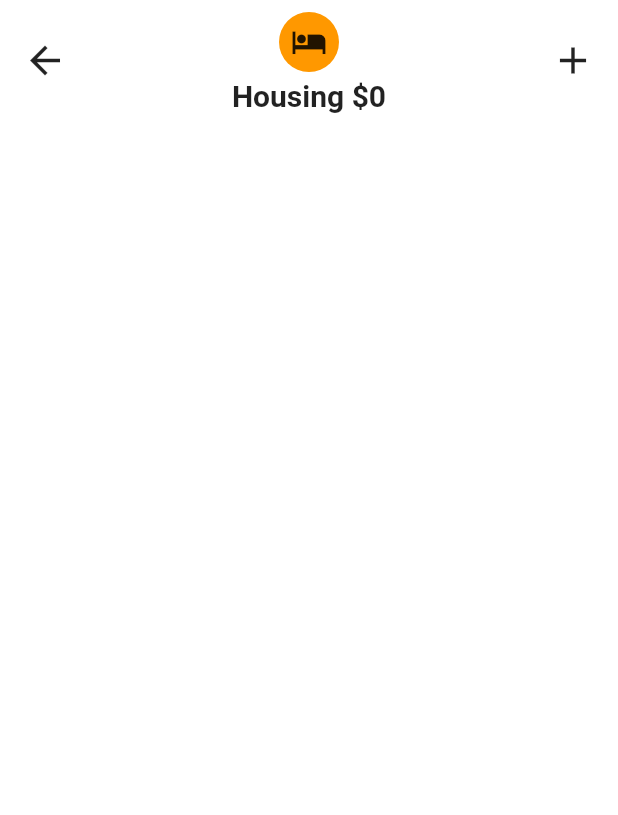
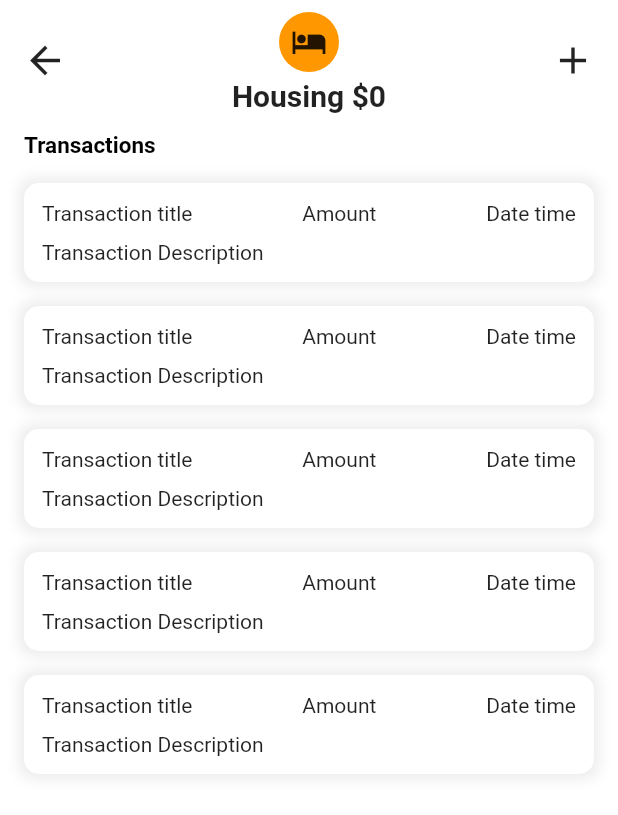
Before and after one commit to James020118/Budget-Planner, a Flutter app: the screen it shows after launch, after a tap on "Housing", on a phone screen of 412 x 824 dp. Shown: the top 815 px of the screen. Run offline on Flutter 3.47's test engine with Material 2 defaults, Android fonts, the phone set to English and light mode, and no system bars.

Commit message:
detail page update

```diff
--- /dev/null
+++ b/lib/DetailCard.dart
@@ -0,0 +1,51 @@
+import 'package:flutter/material.dart';
+
+class DetailCard extends StatefulWidget {
+  @override
+  _DetailCardState createState() => _DetailCardState();
+}
+
+class _DetailCardState extends State<DetailCard> {
+  @override
+  Widget build(BuildContext context) {
+    return Padding(
+      padding: const EdgeInsets.symmetric(
+        horizontal: 16,
+        vertical: 8,
+      ),
+      child: Container(
+        decoration: BoxDecoration(
+          color: Colors.white,
+          borderRadius: BorderRadius.circular(10),
+          boxShadow: [
+            BoxShadow(
+              color: Colors.grey.withOpacity(0.2),
+              spreadRadius: 3,
+              blurRadius: 7,
+            ),
+          ],
+        ),
+        child: Padding(
+          padding: const EdgeInsets.all(12.0),
+          child: Column(
+            crossAxisAlignment: CrossAxisAlignment.start,
+            children: <Widget>[
+              Row(
+                mainAxisAlignment: MainAxisAlignment.spaceBetween,
+                children: <Widget>[
+                  Text("Transaction title"),
+                  Text("Amount"),
+                  Text("Date time"),
+                ],
+              ),
+              SizedBox(
+                height: 10,
+              ),
+              Text("Transaction Description"),
+            ],
+          ),
+        ),
+      ),
+    );
+  }
+}
--- /dev/null
+++ b/lib/ExpenseDetail.dart
@@ -0,0 +1,8 @@
+class ExpenseDetail {
+  String title;
+  int amount;
+  DateTime t;
+  String description;
+
+  ExpenseDetail(this.title, this.amount, this.t, this.description);
+}
--- a/lib/Pages/ExpenseDetailPage.dart
+++ b/lib/Pages/ExpenseDetailPage.dart
@@ -1,5 +1,6 @@
 import 'package:budget_planner/ExpenseCategory.dart';
 import 'package:flutter/material.dart';
+import 'package:budget_planner/DetailCard.dart';
 
 class ExpenseDetailPage extends StatefulWidget {
   final ExpenseCategory expense;
@@ -16,6 +17,42 @@ class _ExpenseDetailPageState extends State<ExpenseDetailPage> {
     return Scaffold(
       backgroundColor: Colors.white,
       appBar: _getCustomAppBar(context, widget.expense),
+      body: SafeArea(
+        child: Column(
+          crossAxisAlignment: CrossAxisAlignment.start,
+          children: <Widget>[
+            Padding(
+              padding: const EdgeInsets.symmetric(
+                horizontal: 16,
+                vertical: 8,
+              ),
+              child: Row(
+                children: <Widget>[
+                  Text(
+                    "Transactions",
+                    style: TextStyle(
+                      fontSize: 15,
+                      color: Colors.black,
+                      fontWeight: FontWeight.bold,
+                    ),
+                  ),
+                ],
+              ),
+            ),
+            Expanded(
+              child: ListView.builder(
+                itemBuilder: (context, index) {
+                  return GestureDetector(
+                    onTap: () {},
+                    child: DetailCard(),
+                  );
+                },
+                itemCount: 5,
+              ),
+            ),
+          ],
+        ),
+      ),
     );
   }
 }
--- a/lib/Pages/HomePage.dart
+++ b/lib/Pages/HomePage.dart
@@ -38,7 +38,139 @@ class _HomePageState extends State<HomePage> {
     }
   }
 
-  Future<int> createBudgetDialog(BuildContext context) {
+  @override
+  Widget build(BuildContext context) {
+    return Scaffold(
+      backgroundColor: Colors.white,
+      body: SafeArea(
+        child: Column(
+          crossAxisAlignment: CrossAxisAlignment.start,
+          children: <Widget>[
+            Padding(
+              padding: const EdgeInsets.symmetric(vertical: 12),
+              child: Center(
+                child: Text(
+                  "Budget Planner",
+                  style: TextStyle(
+                    fontSize: 25,
+                    fontWeight: FontWeight.bold,
+                  ),
+                ),
+              ),
+            ),
+            Padding(
+              padding: const EdgeInsets.symmetric(horizontal: 16),
+              child: Row(
+                mainAxisAlignment: MainAxisAlignment.spaceBetween,
+                children: <Widget>[
+                  RichText(
+                    text: TextSpan(
+                      text: "\$$totalExpense",
+                      style: TextStyle(
+                        fontSize: 25,
+                        color: Colors.black,
+                        fontWeight: FontWeight.bold,
+                      ),
+                      children: [
+                        TextSpan(
+                          text: " / \$$totalBudget",
+                          style: TextStyle(
+                            fontSize: 15,
+                            color: Colors.grey,
+                            fontWeight: FontWeight.bold,
+                          ),
+                        ),
+                      ],
+                    ),
+                  ),
+                  RaisedButton(
+                    shape: RoundedRectangleBorder(
+                      borderRadius: BorderRadius.circular(18.0),
+                      side: BorderSide(color: Colors.blue),
+                    ),
+                    color: Colors.white,
+                    onPressed: () {
+                      _createBudgetDialog(context).then((value) {
+                        setState(() {
+                          if (value != null) {
+                            totalBudget = value;
+                          }
+                        });
+                      });
+                    },
+                    child: Text(
+                      "Modify Budget",
+                      style: TextStyle(
+                        color: Colors.blue,
+                      ),
+                    ),
+                  )
+                ],
+              ),
+            ),
+            Padding(
+              padding: const EdgeInsets.symmetric(
+                horizontal: 16,
+                vertical: 10,
+              ),
+              child: Text(
+                "Details",
+                style: TextStyle(
+                  fontSize: 15,
+                  fontWeight: FontWeight.bold,
+                ),
+              ),
+            ),
+            Expanded(
+              child: ListView.builder(
+                itemBuilder: (context, index) {
+                  return GestureDetector(
+                    onTap: () {
+                      Navigator.push(
+                        context,
+                        MaterialPageRoute(
+                          builder: (context) => ExpenseDetailPage(
+                            expense: categoryList[index],
+                          ),
+                        ),
+                      );
+                    },
+                    child: ExpenseCard(
+                      categoryList: categoryList,
+                      index: index,
+                    ),
+                  );
+                },
+                itemCount: categoryList.length,
+              ),
+            ),
+            Padding(
+              padding: const EdgeInsets.symmetric(vertical: 10),
+              child: Center(
+                child: RaisedButton(
+                  shape: RoundedRectangleBorder(
+                    borderRadius: BorderRadius.circular(18.0),
+                    side: BorderSide(color: Colors.blue),
+                  ),
+                  onPressed: () {},
+                  color: Colors.white,
+                  child: Text(
+                    "Add Category",
+                    style: TextStyle(
+                      color: Colors.blue,
+                    ),
+                  ),
+                ),
+              ),
+            ),
+          ],
+        ),
+      ),
+    );
+  }
+}
+
+Future<int> _createBudgetDialog(BuildContext context) {
   TextEditingController myController = TextEditingController();
   return showDialog(
       context: context,
@@ -140,134 +272,3 @@ class _HomePageState extends State<HomePage> {
         );
       });
 }
-
-  @override
-  Widget build(BuildContext context) {
-    return Scaffold(
-      backgroundColor: Colors.white,
-      body: SafeArea(
-        child: Column(
-          crossAxisAlignment: CrossAxisAlignment.start,
-          children: <Widget>[
-            Padding(
-              padding: const EdgeInsets.symmetric(vertical: 12),
-              child: Center(
-                child: Text(
-                  "Budget Planner",
-                  style: TextStyle(
-                    fontSize: 25,
-                    fontWeight: FontWeight.bold,
-                  ),
-                ),
-              ),
-            ),
-            Padding(
-              padding: const EdgeInsets.symmetric(horizontal: 16),
-              child: Row(
-                mainAxisAlignment: MainAxisAlignment.spaceBetween,
-                children: <Widget>[
-                  Text(
-                    "\$$totalExpense / \$$totalBudget",
-                    style: TextStyle(
-                      fontSize: 25,
-                      fontWeight: FontWeight.bold,
-                    ),
-                  ),
-                  RaisedButton(
-                    shape: RoundedRectangleBorder(
-                      borderRadius: BorderRadius.circular(18.0),
-                      side: BorderSide(color: Colors.blue),
-                    ),
-                    color: Colors.white,
-                    onPressed: () {
-                      createBudgetDialog(context).then((value) {
-                        setState(() {
-                          if (value != null) {
-                            totalBudget = value;
-                          }
-                        });
-                      });
-                    },
-                    child: Text(
-                      "Modify Budget",
-                      style: TextStyle(
-                        color: Colors.blue,
-                      ),
-                    ),
-                  )
-                ],
-              ),
-            ),
-            Padding(
-              padding: const EdgeInsets.symmetric(vertical: 16),
-              child: Container(
-                decoration: BoxDecoration(
-                  color: Colors.white,
-                ),
-                height: MediaQuery.of(context).size.height * 0.7,
-                width: MediaQuery.of(context).size.width,
-                child: Column(
-                  crossAxisAlignment: CrossAxisAlignment.start,
-                  children: <Widget>[
-                    Padding(
-                      padding: const EdgeInsets.only(left: 16, bottom: 10),
-                      child: Text(
-                        "Details",
-                        style: TextStyle(
-                          fontSize: 15,
-                          fontWeight: FontWeight.bold,
-                        ),
-                      ),
-                    ),
-                    Expanded(
-                      child: ListView.builder(
-                        itemBuilder: (context, index) {
-                          return GestureDetector(
-                            onTap: () {
-                              Navigator.push(
-                                context,
-                                MaterialPageRoute(
-                                  builder: (context) => ExpenseDetailPage(
-                                    expense: categoryList[index],
-                                  ),
-                                ),
-                              );
-                            },
-                            child: ExpenseCard(
-                              categoryList: categoryList,
-                              index: index,
-                            ),
-                          );
-                        },
-                        itemCount: categoryList.length,
-                      ),
-                    ),
-                    Padding(
-                      padding: const EdgeInsets.symmetric(vertical: 10),
-                      child: Center(
-                        child: RaisedButton(
-                          shape: RoundedRectangleBorder(
-                            borderRadius: BorderRadius.circular(18.0),
-                            side: BorderSide(color: Colors.blue),
-                          ),
-                          onPressed: () {},
-                          color: Colors.white,
-                          child: Text(
-                            "Add Category",
-                            style: TextStyle(
-                              color: Colors.blue,
-                            ),
-                          ),
-                        ),
-                      ),
-                    ),
-                  ],
-                ),
-              ),
-            ),
-          ],
-        ),
-      ),
-    );
-  }
-}
```
Lines whose indentation alone changed are shown as unchanged.
